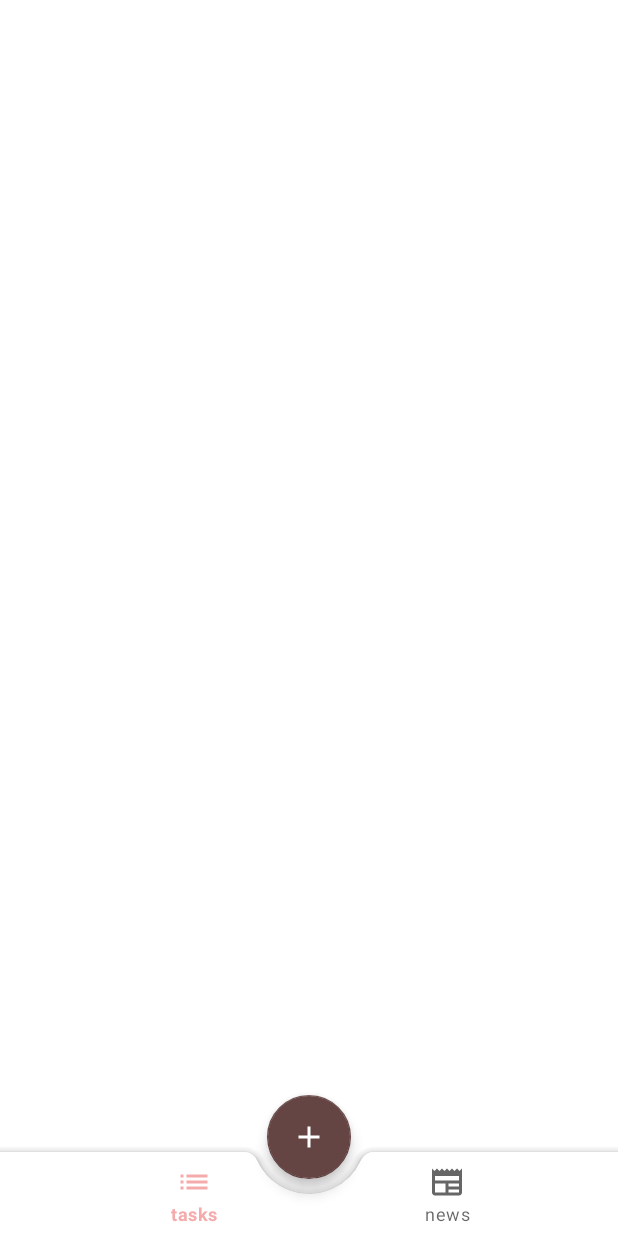
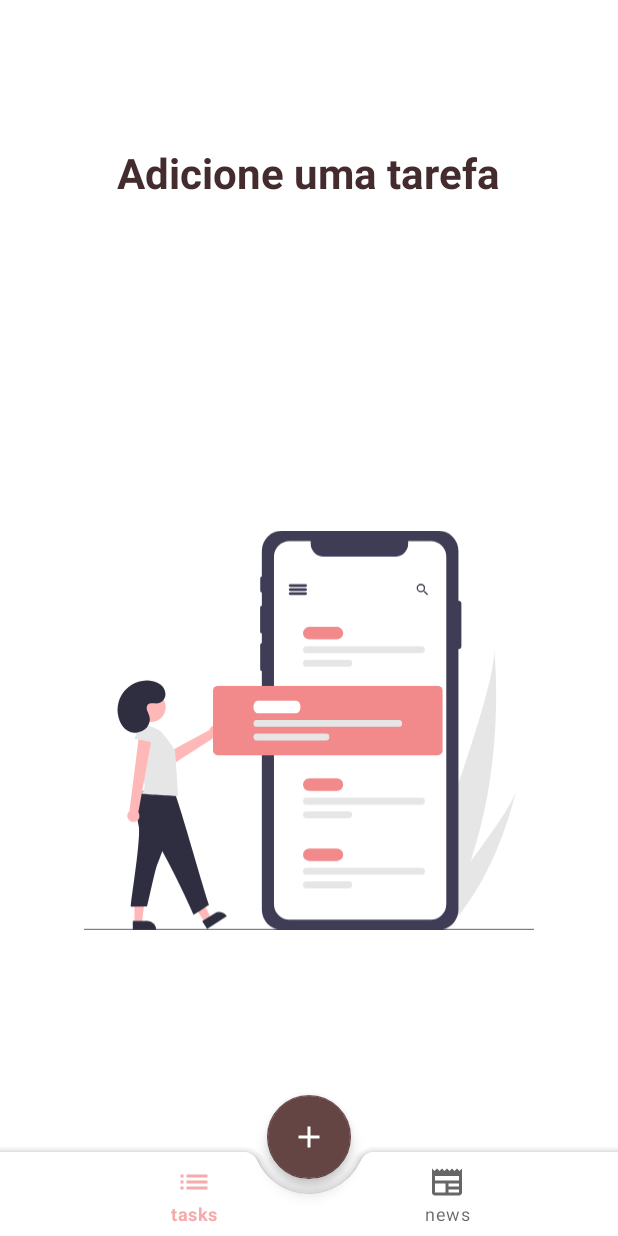
Before and after one commit to AndersonPS94/TaskBeats2, an Android app: the screen it shows after launch (MainActivity2), on a phone screen of 412 x 824 dp. Run offline under Robolectric (Android 15) with nearby library versions, the phone set to English and light mode, and no system bars; our stand-ins replace Room's generated code.

Commit message:
atualizações feita na aula Android One - Task Detail ViewModel

```diff
--- a/app/build.gradle
+++ b/app/build.gradle
@@ -48,6 +48,8 @@ dependencies {
     def fragment_version = "1.5.6"
     implementation "androidx.fragment:fragment-ktx:$fragment_version"
 
+
+
     def lifecycle_version = "2.7.0"
     def arch_version = "2.2.0"
 
--- a/app/src/main/java/com/comunidadedevspace/taskbeats/presentation/MainActivity2.kt
+++ b/app/src/main/java/com/comunidadedevspace/taskbeats/presentation/MainActivity2.kt
@@ -5,17 +5,52 @@ import androidx.activity.enableEdgeToEdge
 import androidx.appcompat.app.AppCompatActivity
 import androidx.core.view.ViewCompat
 import androidx.core.view.WindowInsetsCompat
+import androidx.fragment.app.commit
 import com.comunidadedevspace.taskbeats.R
+import com.comunidadedevspace.taskbeats.data.Task
+import com.google.android.material.bottomappbar.BottomAppBar
+import com.google.android.material.bottomnavigation.BottomNavigationView
+import com.google.android.material.floatingactionbutton.FloatingActionButton
 
 class MainActivity2 : AppCompatActivity() {
     override fun onCreate(savedInstanceState: Bundle?) {
         super.onCreate(savedInstanceState)
-        enableEdgeToEdge()
         setContentView(R.layout.activity_main)
-        ViewCompat.setOnApplyWindowInsetsListener(findViewById(R.id.main)) { v, insets ->
-            val systemBars = insets.getInsets(WindowInsetsCompat.Type.systemBars())
-            v.setPadding(systemBars.left, systemBars.top, systemBars.right, systemBars.bottom)
-            insets
+
+        val bottomNavView = findViewById<BottomNavigationView>(R.id.bottom_nav_view)
+        val floatingActionButton =findViewById<FloatingActionButton>(R.id.floatingActionButton)
+
+        floatingActionButton.setOnClickListener {
+            openTaskListDetail()
         }
+
+        val taskListFragment = TaskListFragment.newInstance()
+        val newsListFragment = NewsListFragment.newInstance()
+
+        supportFragmentManager.commit {
+            replace(R.id.fragment_container_view, taskListFragment)
+            setReorderingAllowed(true)
+        }
+
+        bottomNavView.setOnItemReselectedListener { menuItem ->
+            val fragment = when (menuItem.itemId) {
+                R.id.task_list -> taskListFragment
+                R.id.news_list -> newsListFragment
+                else -> taskListFragment
+            }
+
+            supportFragmentManager.commit {
+                replace(R.id.fragment_container_view, fragment)
+                setReorderingAllowed(true)
+            }
+            true
+
+        }
+
+    }
+    private fun openTaskListDetail ()
+    {
+        val intent = TaskDetailActivity.start(this, null)
+        startActivity(intent)
     }
 }
--- /dev/null
+++ b/app/src/main/java/com/comunidadedevspace/taskbeats/presentation/NewsListFragment.kt
@@ -0,0 +1,34 @@
+package com.comunidadedevspace.taskbeats.presentation
+
+import android.os.Bundle
+import androidx.fragment.app.Fragment
+import android.view.LayoutInflater
+import android.view.View
+import android.view.ViewGroup
+import com.comunidadedevspace.taskbeats.R
+
+
+
+class NewsListFragment : Fragment() {
+
+    override fun onCreateView(
+        inflater: LayoutInflater, container: ViewGroup?,
+        savedInstanceState: Bundle?
+    ): View? {
+        // Inflate the layout for this fragment
+        return inflater.inflate(R.layout.fragment_news_list, container, false)
+    }
+
+    companion object {
+        /**
+         * Use this factory method to create a new instance of
+         * this fragment using the provided parameters.
+         *
+         * @param param1 Parameter 1.
+         * @param param2 Parameter 2.
+         * @return A new instance of fragment NewsListFragment.
+         */
+        @JvmStatic
+        fun newInstance() = NewsListFragment()
+    }
+}
--- /dev/null
+++ b/app/src/main/java/com/comunidadedevspace/taskbeats/presentation/TaskListFragment.kt
@@ -0,0 +1,75 @@
+package com.comunidadedevspace.taskbeats.presentation
+
+import android.os.Bundle
+import androidx.fragment.app.Fragment
+import android.view.LayoutInflater
+import android.view.View
+import android.view.ViewGroup
+import android.widget.LinearLayout
+import androidx.lifecycle.Observer
+import androidx.recyclerview.widget.RecyclerView
+import com.comunidadedevspace.taskbeats.R
+import com.comunidadedevspace.taskbeats.data.Task
+import com.google.android.material.floatingactionbutton.FloatingActionButton
+
+class TaskListFragment : Fragment() {
+
+    private lateinit var ctnContent: LinearLayout
+
+    private val adapter: TaskListAdapter by lazy {
+        TaskListAdapter(::openTaskListDetail)
+    }
+
+    private val viewModel: TaskListViewModel by lazy {
+        TaskListViewModel.create(requireActivity().application)
+    }
+
+    override fun onCreateView(
+        inflater: LayoutInflater, container: ViewGroup?,
+        savedInstanceState: Bundle?
+    ): View? {
+        // Inflate the layout for this fragment
+        return inflater.inflate(R.layout.fragment_task_list, container, false)
+    }
+
+    override fun onViewCreated(view: View, savedInstanceState: Bundle?) {
+        super.onViewCreated(view, savedInstanceState)
+
+        ctnContent = view.findViewById(R.id.ctn_content)
+
+        val rvTasks: RecyclerView = view.findViewById(R.id.rv_task_list)
+        rvTasks.adapter = adapter
+
+    }
+
+    override fun onStart() {
+        super.onStart()
+        listFromDataBase()
+    }
+
+    private fun listFromDataBase(){
+        //Observer
+        val listObserver = Observer<List<Task>> {listTasks ->
+            if (listTasks.isEmpty()){
+                ctnContent.visibility = View.VISIBLE
+            }else {
+                ctnContent.visibility = View.GONE
+            }
+            adapter.submitList(listTasks)
+        }
+        //Live data
+        viewModel.taskListLiveData.observe(this, listObserver)
+    }
+
+    private fun openTaskListDetail (task: Task)
+    {
+        val intent = TaskDetailActivity.start(requireContext(), task)
+        requireActivity().startActivity(intent)
+    }
+    companion object {
+
+        @JvmStatic
+        fun newInstance() =
+            TaskListFragment()
+                }
+            }
--- a/app/src/main/res/layout/activity_main.xml
+++ b/app/src/main/res/layout/activity_main.xml
@@ -6,6 +6,12 @@
     android:layout_width="match_parent"
     android:layout_height="match_parent"
     tools:context=".presentation.MainActivity2">
+
+    <androidx.fragment.app.FragmentContainerView
+        android:id="@+id/fragment_container_view"
+        android:layout_width="match_parent"
+        android:layout_height="match_parent"
+        tools:layout="@layout/fragment_task_list"/>
 
     <com.google.android.material.bottomappbar.BottomAppBar
         android:id="@+id/bottomAppBar"
@@ -17,6 +23,7 @@
         app:fabCradleRoundedCornerRadius="10dp">
 
         <com.google.android.material.bottomnavigation.BottomNavigationView
+            android:id="@+id/bottom_nav_view"
             android:layout_width="match_parent"
             app:elevation="0dp"
             android:layout_height="match_parent"
@@ -31,6 +38,7 @@
         app:srcCompat="@drawable/baseline_add_24"
         app:layout_anchor="@id/bottomAppBar"
         app:tint="@color/white"
+        android:id="@+id/floatingActionButton"
         />
 
 </androidx.coordinatorlayout.widget.CoordinatorLayout>
--- /dev/null
+++ b/app/src/main/res/layout/fragment_task_list.xml
@@ -0,0 +1,58 @@
+<?xml version="1.0" encoding="utf-8"?>
+<androidx.constraintlayout.widget.ConstraintLayout xmlns:android="http://schemas.android.com/apk/res/android"
+    xmlns:app="http://schemas.android.com/apk/res-auto"
+    xmlns:tools="http://schemas.android.com/tools"
+    android:layout_width="match_parent"
+    android:layout_height="match_parent"
+    android:orientation="vertical"
+    tools:context=".presentation.MainActivity2">
+
+
+
+    <androidx.recyclerview.widget.RecyclerView
+        android:id="@+id/rv_task_list"
+        android:layout_width="match_parent"
+        android:layout_height="match_parent"
+        app:layoutManager="androidx.recyclerview.widget.LinearLayoutManager"
+        app:layout_constraintBottom_toBottomOf="parent"
+        app:layout_constraintEnd_toEndOf="parent"
+        app:layout_constraintStart_toStartOf="parent"
+        app:layout_constraintTop_toTopOf="parent"
+        tools:listitem="@layout/item_task" />
+
+    <LinearLayout
+        android:id="@+id/ctn_content"
+        android:layout_width="match_parent"
+        android:layout_height="match_parent"
+        android:layout_marginTop="?attr/actionBarSize"
+        android:layout_marginStart="24dp"
+        android:layout_marginEnd="24dp"
+        android:layout_marginBottom="24dp"
+        android:gravity="center_horizontal"
+        android:orientation="vertical"
+        android:visibility="gone"
+        app:layout_constraintBottom_toBottomOf="parent"
+        app:layout_constraintEnd_toEndOf="parent"
+        app:layout_constraintStart_toStartOf="parent"
+        app:layout_constraintTop_toTopOf="parent">
+
+        <TextView
+            android:layout_width="wrap_content"
+            android:layout_height="wrap_content"
+            android:layout_gravity="center"
+            android:layout_margin="40dp"
+            android:gravity="center"
+            android:text="Adicione uma tarefa"
+            android:textColor="@color/brown_900"
+            android:textSize="28sp"
+            android:textStyle="bold" />
+
+        <ImageView
+            android:id="@+id/iv_content"
+            android:layout_width="wrap_content"
+            android:layout_height="wrap_content"
+            android:layout_margin="32dp"
+            android:src="@drawable/img_empty_task"/>
+    </LinearLayout>
+
+</androidx.constraintlayout.widget.ConstraintLayout>
--- a/app/src/main/res/values/strings.xml
+++ b/app/src/main/res/values/strings.xml
@@ -1,3 +1,5 @@
 <resources>
     <string name="app_name">TaskBeats</string>
+    <!-- TODO: Remove or change this placeholder text -->
+    <string name="hello_blank_fragment">Hello blank fragment</string>
 </resources>
```
Also changed, not shown: app/src/main/java/com/comunidadedevspace/taskbeats/presentation/TaskAction.kt (added, +15 -0 lines), app/src/main/java/com/comunidadedevspace/taskbeats/presentation/TaskDetailActivity.kt (+10 -11 lines), app/src/main/java/com/comunidadedevspace/taskbeats/presentation/TaskDetailViewModel.kt (added, +64 -0 lines), app/src/main/java/com/comunidadedevspace/taskbeats/presentation/TaskListActivity.kt (deleted, +0 -139 lines), app/src/main/java/com/comunidadedevspace/taskbeats/presentation/TaskListViewModel.kt (+2 -34 lines), app/src/main/res/layout/fragment_news_list.xml (added, +14 -0 lines).
